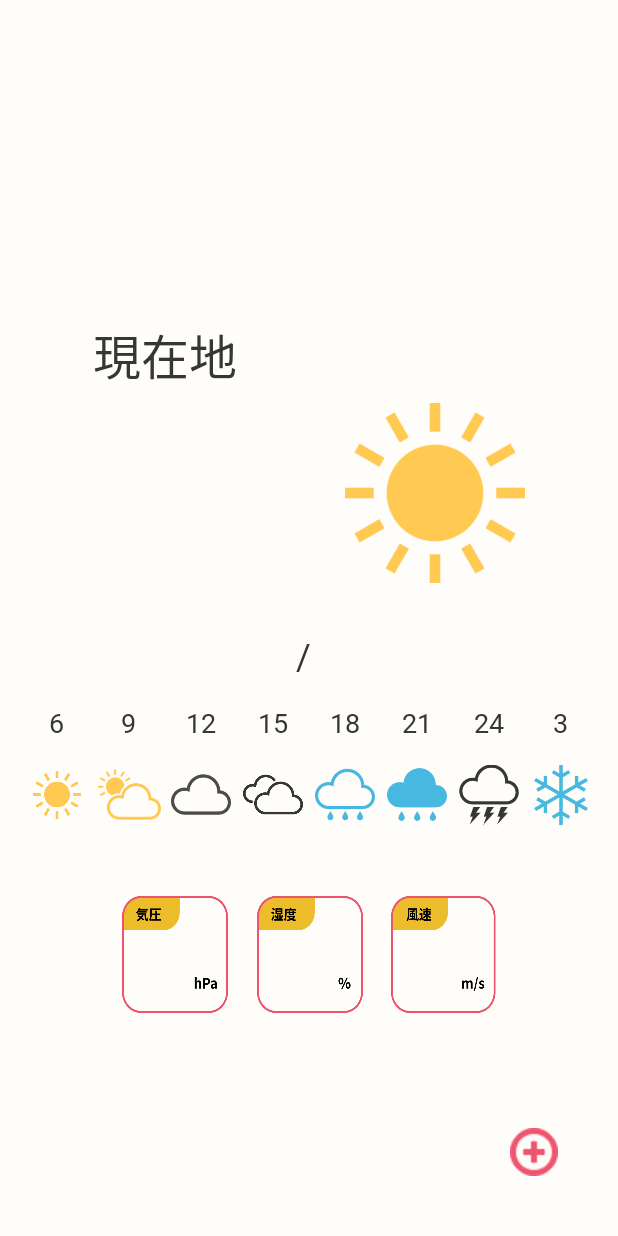
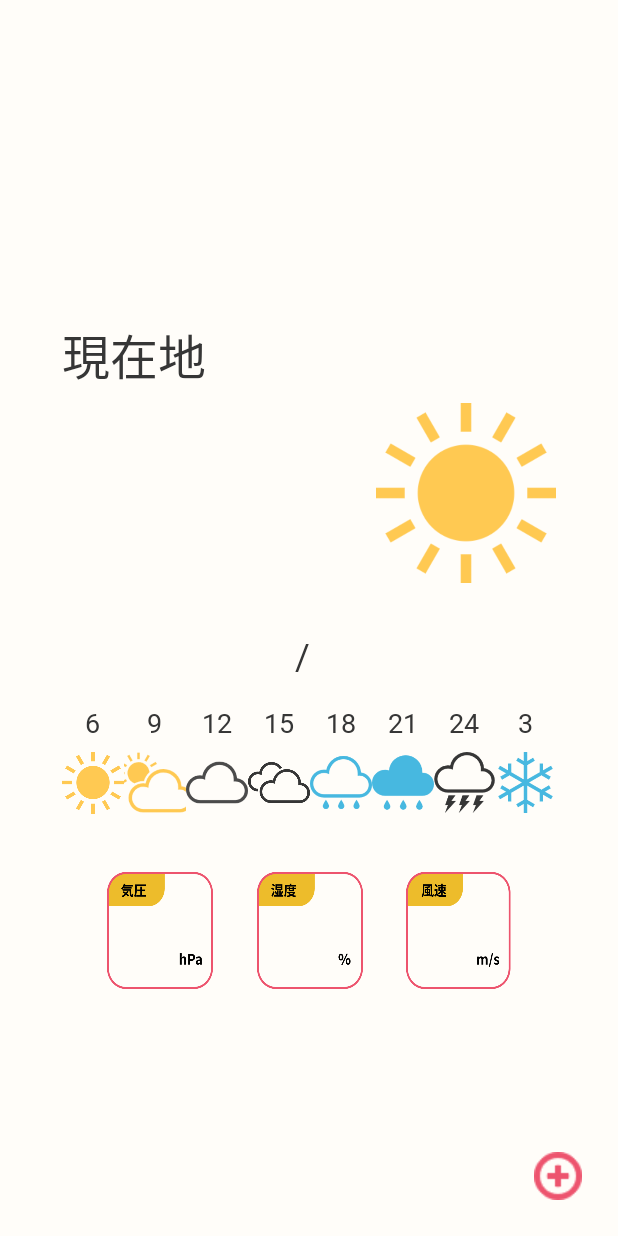
Before and after one commit to a-rinchan/WeatherApp, an Android app: the screen it shows after launch (MainActivity), on a phone screen of 412 x 824 dp. Run offline under Robolectric (Android 15) with nearby library versions, the phone set to English and light mode, and no system bars.

Commit message:
画面全体のバランスを修正

```diff
--- a/app/src/main/res/layout/activity_main.xml
+++ b/app/src/main/res/layout/activity_main.xml
@@ -14,7 +14,7 @@
         android:orientation="vertical"
         app:layout_constraintBottom_toBottomOf="parent"
         app:layout_constraintEnd_toEndOf="parent"
-        app:layout_constraintGuide_percent="0.15"
+        app:layout_constraintGuide_percent="0.1"
         app:layout_constraintStart_toStartOf="parent"
         app:layout_constraintTop_toTopOf="parent" />
 
@@ -110,19 +110,20 @@
 
     <LinearLayout
         android:id="@+id/linearLayout"
-        android:layout_width="wrap_content"
-        android:layout_height="wrap_content"
+        android:layout_width="0dp"
+        android:layout_height="80dp"
         android:layout_marginTop="16dp"
         android:orientation="horizontal"
         app:layout_constraintBottom_toBottomOf="parent"
         app:layout_constraintEnd_toStartOf="@id/rightGuideline"
-        app:layout_constraintStart_toStartOf="@id/leftGuideline"
+        app:layout_constraintStart_toStartOf="@+id/leftGuideline"
         app:layout_constraintTop_toTopOf="@+id/CenterGuideline"
         app:layout_constraintVertical_bias="0.0">
 
         <LinearLayout
-            android:layout_width="48dp"
-            android:layout_height="96dp"
+            android:layout_width="match_parent"
+            android:layout_height="wrap_content"
+            android:layout_weight="1"
             android:orientation="vertical">
 
             <TextView
@@ -139,13 +140,13 @@
                 android:layout_width="wrap_content"
                 android:layout_height="wrap_content"
                 android:layout_gravity="center"
-                android:padding="8dp"
                 android:src="@drawable/tenki01" />
         </LinearLayout>
 
         <LinearLayout
-            android:layout_width="48dp"
-            android:layout_height="96dp"
+            android:layout_width="match_parent"
+            android:layout_height="wrap_content"
+            android:layout_weight="1"
             android:orientation="vertical">
 
             <TextView
@@ -162,13 +163,13 @@
                 android:layout_width="50dp"
                 android:layout_height="wrap_content"
                 android:layout_gravity="center"
-                android:padding="4dp"
                 android:src="@drawable/tenki02" />
         </LinearLayout>
 
         <LinearLayout
-            android:layout_width="48dp"
-            android:layout_height="96dp"
+            android:layout_width="match_parent"
+            android:layout_height="wrap_content"
+            android:layout_weight="1"
             android:orientation="vertical">
 
             <TextView
@@ -185,13 +186,13 @@
                 android:layout_width="wrap_content"
                 android:layout_height="wrap_content"
                 android:layout_gravity="center"
-                android:padding="4dp"
                 android:src="@drawable/tenki03" />
         </LinearLayout>
 
         <LinearLayout
-            android:layout_width="48dp"
-            android:layout_height="96dp"
+            android:layout_width="match_parent"
+            android:layout_height="wrap_content"
+            android:layout_weight="1"
             android:orientation="vertical">
 
             <TextView
@@ -208,13 +209,13 @@
                 android:layout_width="wrap_content"
                 android:layout_height="wrap_content"
                 android:layout_gravity="center"
-                android:padding="4dp"
                 android:src="@drawable/tenki04" />
         </LinearLayout>
 
         <LinearLayout
-            android:layout_width="48dp"
-            android:layout_height="96dp"
+            android:layout_width="match_parent"
+            android:layout_height="wrap_content"
+            android:layout_weight="1"
             android:orientation="vertical">
 
             <TextView
@@ -231,13 +232,13 @@
                 android:layout_width="wrap_content"
                 android:layout_height="wrap_content"
                 android:layout_gravity="center"
-                android:padding="4dp"
                 android:src="@drawable/tenki09" />
         </LinearLayout>
 
         <LinearLayout
-            android:layout_width="48dp"
-            android:layout_height="96dp"
+            android:layout_width="match_parent"
+            android:layout_height="wrap_content"
+            android:layout_weight="1"
             android:orientation="vertical">
 
             <TextView
@@ -254,13 +255,13 @@
                 android:layout_width="wrap_content"
                 android:layout_height="wrap_content"
                 android:layout_gravity="center"
-                android:padding="4dp"
                 android:src="@drawable/tenki10" />
         </LinearLayout>
 
         <LinearLayout
-            android:layout_width="48dp"
-            android:layout_height="96dp"
+            android:layout_width="match_parent"
+            android:layout_height="wrap_content"
+            android:layout_weight="1"
             android:orientation="vertical">
 
             <TextView
@@ -277,13 +278,13 @@
                 android:layout_width="wrap_content"
                 android:layout_height="wrap_content"
                 android:layout_gravity="center"
-                android:padding="4dp"
                 android:src="@drawable/tenki11" />
         </LinearLayout>
 
         <LinearLayout
-            android:layout_width="48dp"
-            android:layout_height="96dp"
+            android:layout_width="match_parent"
+            android:layout_height="wrap_content"
+            android:layout_weight="1"
             android:orientation="vertical">
 
             <TextView
@@ -300,7 +301,6 @@
                 android:layout_width="wrap_content"
                 android:layout_height="wrap_content"
                 android:layout_gravity="center"
-                android:padding="4dp"
                 android:src="@drawable/tenki13" />
         </LinearLayout>
 
@@ -313,7 +313,7 @@
         android:orientation="vertical"
         app:layout_constraintBottom_toBottomOf="parent"
         app:layout_constraintEnd_toEndOf="parent"
-        app:layout_constraintGuide_percent="0.85"
+        app:layout_constraintGuide_percent="0.9"
         app:layout_constraintStart_toStartOf="parent"
         app:layout_constraintTop_toTopOf="parent" />
 
@@ -366,8 +366,8 @@
         android:id="@+id/inputButton"
         android:layout_width="48dp"
         android:layout_height="48dp"
-        android:layout_marginEnd="32dp"
-        android:layout_marginBottom="32dp"
+        android:layout_marginEnd="16dp"
+        android:layout_marginBottom="16dp"
         android:background="@null"
         android:padding="8dp"
         app:layout_constraintBottom_toBottomOf="parent"
```
